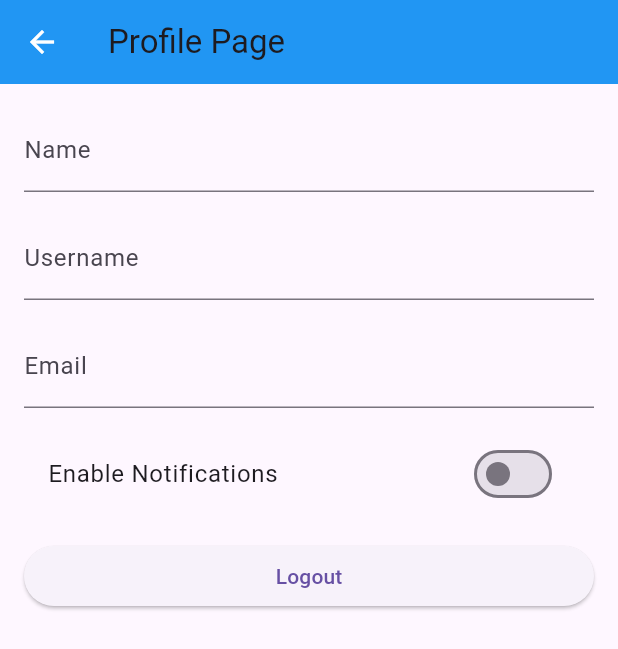
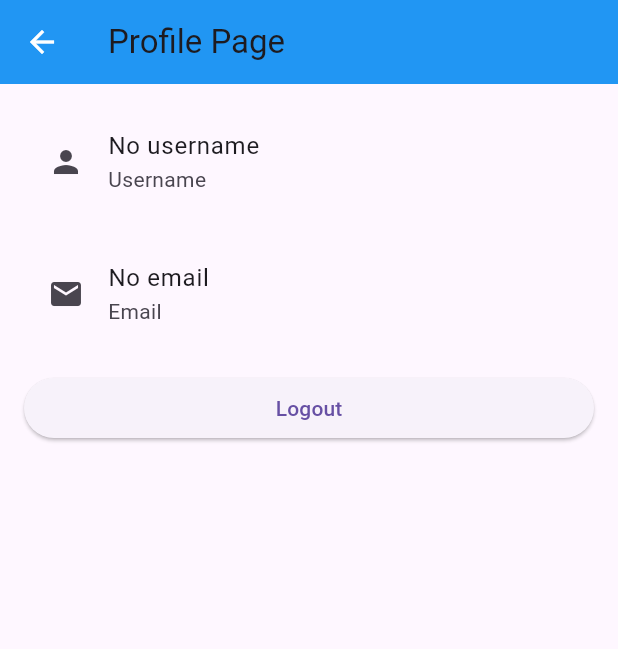
Before and after one commit to llau9/TCGDex, a Flutter app: the screen it shows after launch, item 2 of the bottom bar chosen, after a tap on the "menu" icon, after a tap on "Profile", on a phone screen of 412 x 824 dp. Shown: the top 649 px of the screen. Run offline on Flutter 3.47's test engine with Material 3 defaults, Android fonts, the phone set to English and light mode, and no system bars; our stand-ins replace camera, firebase_auth, firebase_core; accounts and stored records are empty.

Commit message:
updated profile page to show user info

```diff
--- a/my_app/lib/profile_page.dart
+++ b/my_app/lib/profile_page.dart
@@ -1,12 +1,11 @@
 import 'package:flutter/material.dart';
+import 'package:firebase_auth/firebase_auth.dart';
+import 'sign_in_page.dart'; // Ensure this is correctly imported
 
 class ProfilePage extends StatelessWidget {
-  final TextEditingController nameController = TextEditingController();
-  final TextEditingController usernameController = TextEditingController();
-  final TextEditingController emailController = TextEditingController();
-  bool _notificationsEnabled = false;
+  ProfilePage({Key? key}) : super(key: key);
 
-  ProfilePage({super.key});
+  final User? user = FirebaseAuth.instance.currentUser;
 
   @override
   Widget build(BuildContext context) {
@@ -18,32 +17,24 @@ class ProfilePage extends StatelessWidget {
         padding: const EdgeInsets.all(16.0),
         child: ListView(
           children: <Widget>[
-            TextField(
-              controller: nameController,
-              decoration: const InputDecoration(labelText: 'Name'),
+            ListTile(
+              leading: Icon(Icons.person),
+              title: Text(user?.displayName ?? 'No username'),
+              subtitle: Text('Username'),
             ),
             const SizedBox(height: 16.0),
-            TextField(
-              controller: usernameController,
-              decoration: const InputDecoration(labelText: 'Username'),
-            ),
-            const SizedBox(height: 16.0),
-            TextField(
-              controller: emailController,
-              decoration: const InputDecoration(labelText: 'Email'),
-            ),
-            const SizedBox(height: 16.0),
-            SwitchListTile(
-              title: const Text('Enable Notifications'),
-              value: _notificationsEnabled,
-              onChanged: (bool value) {
-                _notificationsEnabled = value;
-              },
+            ListTile(
+              leading: Icon(Icons.email),
+              title: Text(user?.email ?? 'No email'),
+              subtitle: Text('Email'),
             ),
             const SizedBox(height: 16.0),
             ElevatedButton(
-              onPressed: () {
-                // Handle logout functionality
+              onPressed: () async {
+                await FirebaseAuth.instance.signOut();
+                Navigator.of(context).pushReplacement(
+                  MaterialPageRoute(builder: (context) => SignInPage()),
+                );
               },
               child: const Text('Logout'),
             ),
--- a/my_app/lib/sign_in_page.dart
+++ b/my_app/lib/sign_in_page.dart
@@ -1,6 +1,7 @@
 import 'package:flutter/material.dart';
 import 'package:firebase_auth/firebase_auth.dart';
 import 'main.dart'; // Ensure HomeScreen is correctly imported
+
 
 class SignInPage extends StatefulWidget {
   @override
```
